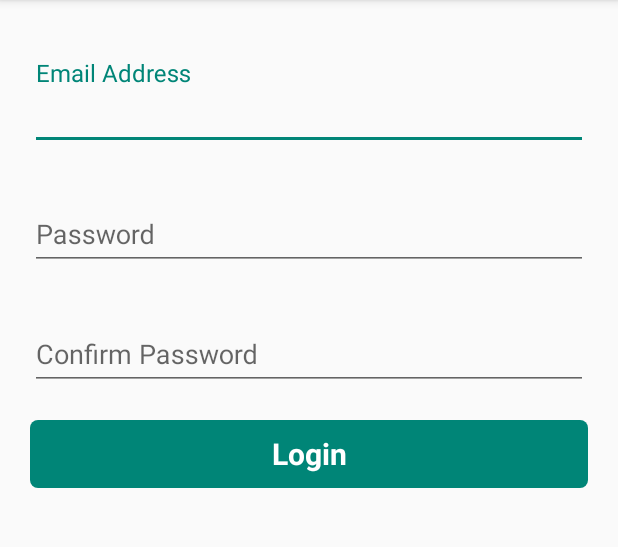
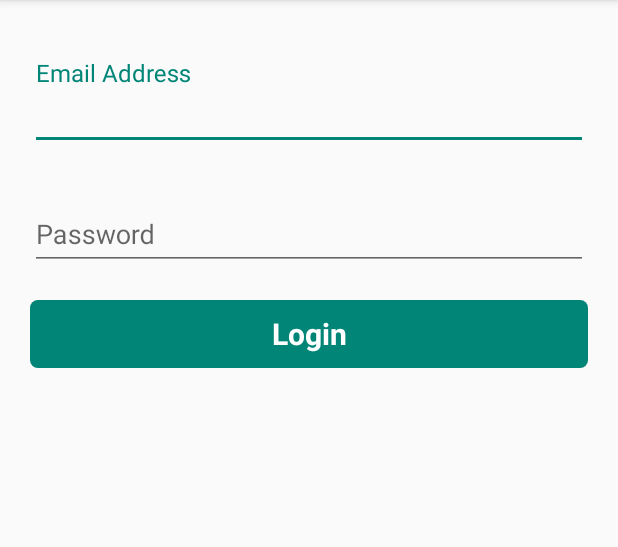
Before and after one commit to Rajan-developer/lottery, an Android app: the screen it shows after launch (LoginActivity), on a phone screen of 412 x 824 dp, the part 84-631 px from its top. Run offline under Robolectric (Android 15) with nearby library versions, the phone set to English and light mode, and no system bars.

Commit message:
retype password check removed while login

```diff
--- a/app/src/main/res/layout/activity_login.xml
+++ b/app/src/main/res/layout/activity_login.xml
@@ -45,24 +45,24 @@
 
     </android.support.design.widget.TextInputLayout>
 
-    <android.support.design.widget.TextInputLayout
-        android:layout_width="match_parent"
-        android:layout_height="wrap_content"
-        android:layout_marginTop="20sp"
-        android:textCursorDrawable="@drawable/color_cursor"
-        app:hintTextAppearance="@style/TextAppearance.App.TextInputLayout">
+    <!--<android.support.design.widget.TextInputLayout-->
+        <!--android:layout_width="match_parent"-->
+        <!--android:layout_height="wrap_content"-->
+        <!--android:layout_marginTop="20sp"-->
+        <!--android:textCursorDrawable="@drawable/color_cursor"-->
+        <!--app:hintTextAppearance="@style/TextAppearance.App.TextInputLayout">-->
 
-        <EditText
-            android:id="@+id/repassword"
-            android:layout_width="match_parent"
-            android:layout_height="wrap_content"
-            android:hint="Confirm Password"
-            android:inputType="textPassword"
-            android:textColor="@color/black"
-            android:textColorHint="@color/colorPrimary"
-            android:textCursorDrawable="@drawable/color_cursor"></EditText>
+        <!--<EditText-->
+            <!--android:id="@+id/repassword"-->
+            <!--android:layout_width="match_parent"-->
+            <!--android:layout_height="wrap_content"-->
+            <!--android:hint="Confirm Password"-->
+            <!--android:inputType="textPassword"-->
+            <!--android:textColor="@color/black"-->
+            <!--android:textColorHint="@color/colorPrimary"-->
+            <!--android:textCursorDrawable="@drawable/color_cursor"></EditText>-->
 
-    </android.support.design.widget.TextInputLayout>
+    <!--</android.support.design.widget.TextInputLayout>-->
 
 
     <RelativeLayout
```
Also changed, not shown: app/src/main/java/com/crupee/apitest/login/LoginActivity.java (+8 -12 lines).
